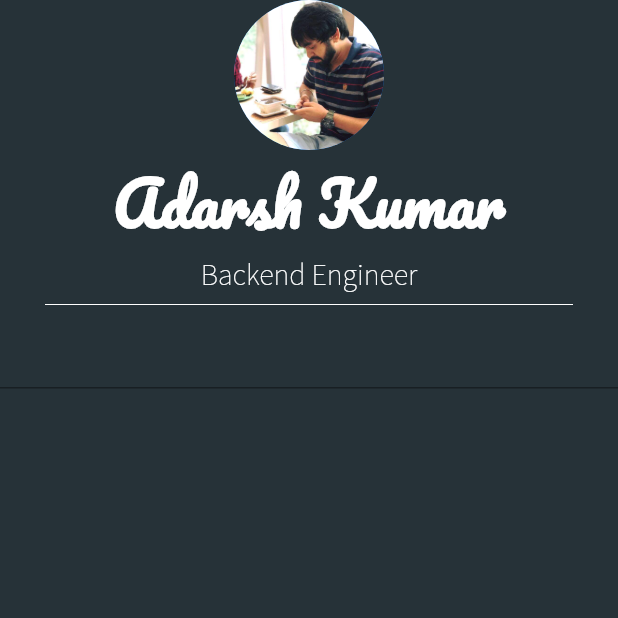
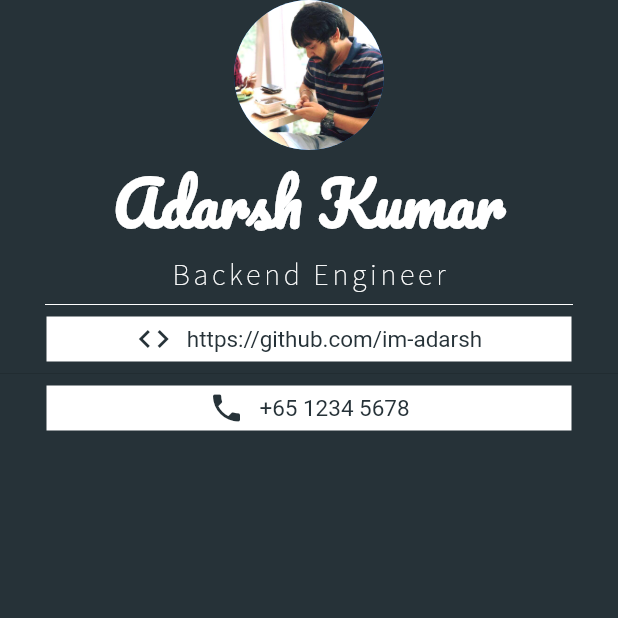
Before and after one commit to im-adarsh/flutter_iam_rich, a Flutter app: the screen it shows after launch, on a phone screen of 412 x 824 dp, the top half of it. Run offline on Flutter 3.47's test engine with Material 2 defaults, Android fonts, the phone set to English and light mode, and no system bars.

Commit message:
adding mi card

```diff
--- a/lib/widgets/mi_card.dart
+++ b/lib/widgets/mi_card.dart
@@ -9,10 +9,10 @@ class MiCard extends StatelessWidget {
   Widget build(BuildContext context) {
     return MaterialApp(
       home: Scaffold(
-        backgroundColor: Colors.blueGrey[900],
+        backgroundColor: Colors.blueGrey.shade900,
         body: SafeArea(
             child: Container(
-                color: Colors.blueGrey[900],
+                color: Colors.blueGrey.shade900,
                 child: Column(
                   children: <Widget>[
                     CircleAvatar(
@@ -25,10 +25,11 @@ class MiCard extends StatelessWidget {
                           child: Text(
                             "Adarsh Kumar",
                             style: TextStyle(
-                                fontFamily: "Pacifico",
-                                fontSize: 40.0,
-                                fontWeight: FontWeight.bold,
-                                color: Colors.white),
+                              fontFamily: "Pacifico",
+                              fontSize: 40.0,
+                              fontWeight: FontWeight.bold,
+                              color: Colors.white,
+                            ),
                           ),
                         ),
                         Container(
@@ -37,6 +38,7 @@ class MiCard extends StatelessWidget {
                             style: TextStyle(
                                 fontFamily: "Source-Sans",
                                 fontSize: 20.0,
+                                letterSpacing: 2.5,
                                 color: Colors.white),
                           ),
                         ),
@@ -46,9 +48,52 @@ class MiCard extends StatelessWidget {
                           endIndent: 30,
                         ),
                         Container(
-                          child: TextField(
-                            decoration:
-                                InputDecoration(fillColor: Colors.white),
+                          color: Colors.white,
+                          height: 30,
+                          width: 350,
+                          child: Row(
+                            mainAxisAlignment: MainAxisAlignment.center,
+                            children: <Widget>[
+                              Icon(
+                                Icons.code,
+                                color: Colors.blueGrey.shade900,
+                              ),
+                              SizedBox(
+                                width: 10.0,
+                              ),
+                              Text(
+                                "https://github.com/im-adarsh",
+                                style: TextStyle(
+                                  fontSize: 15.0,
+                                  color: Colors.blueGrey.shade900,
+                                ),
+                              ),
+                            ],
+                          ),
+                        ),
+                        Divider(),
+                        Container(
+                          color: Colors.white,
+                          height: 30,
+                          width: 350,
+                          child: Row(
+                            mainAxisAlignment: MainAxisAlignment.center,
+                            children: <Widget>[
+                              Icon(
+                                Icons.phone,
+                                color: Colors.blueGrey.shade900,
+                              ),
+                              SizedBox(
+                                width: 10.0,
+                              ),
+                              Text(
+                                "+65 1234 5678",
+                                style: TextStyle(
+                                  fontSize: 15.0,
+                                  color: Colors.blueGrey.shade900,
+                                ),
+                              ),
+                            ],
                           ),
                         ),
                       ],
```
